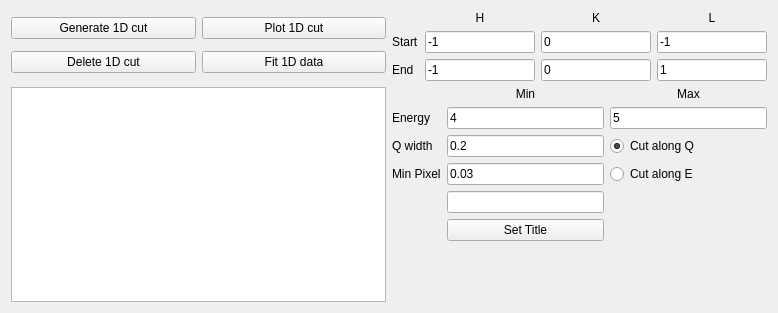
Before: the Qt Designer form src/main/resources/base/Views/Cut1D_new.ui in MJOLNIRPackage/MJOLNIR-GUI, drawn with Qt 5.
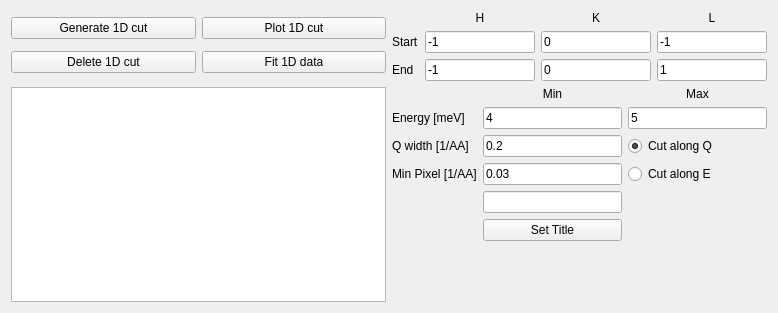
After: the same form once the commit is applied.

The edit to the form file:
```diff
--- a/src/main/resources/base/Views/Cut1D_new.ui
+++ b/src/main/resources/base/Views/Cut1D_new.ui
@@ -153,7 +153,7 @@
        <item row="1" column="0">
         <widget class="QLabel" name="label_9">
          <property name="text">
-          <string>Energy</string>
+          <string>Energy [meV]</string>
          </property>
         </widget>
        </item>
@@ -224,7 +224,7 @@
        <item row="2" column="0">
         <widget class="QLabel" name="label_10">
          <property name="text">
-          <string>Q width</string>
+          <string>Q width [1/AA]</string>
          </property>
         </widget>
        </item>
@@ -241,7 +241,7 @@
        <item row="3" column="0">
         <widget class="QLabel" name="label_11">
          <property name="text">
-          <string>Min Pixel</string>
+          <string>Min Pixel [1/AA]</string>
          </property>
         </widget>
        </item>
```
